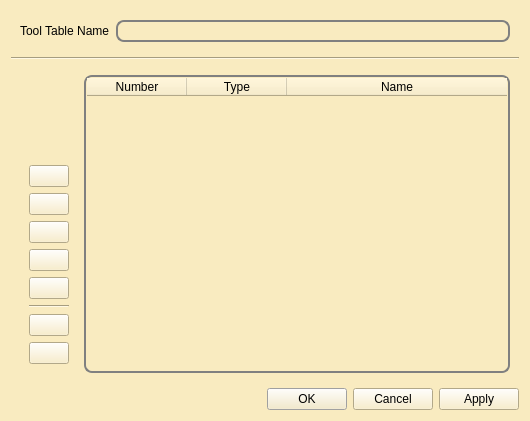
DougCoffland/FreeCADGCodeWB, file buildbotics/resources/ui/tooltable.ui: the form before one commit.
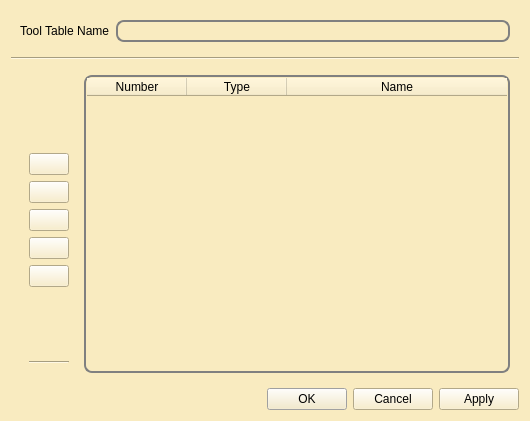
The form after the commit. Icons and pictures are not drawn.

Commit message: made sure tools names and tooltable names are unique

```diff
--- a/buildbotics/resources/ui/tooltable.ui
+++ b/buildbotics/resources/ui/tooltable.ui
@@ -173,6 +173,19 @@
            </property>
           </widget>
          </item>
+         <item>
+          <spacer name="verticalSpacer_2">
+           <property name="orientation">
+            <enum>Qt::Vertical</enum>
+           </property>
+           <property name="sizeHint" stdset="0">
+            <size>
+             <width>20</width>
+             <height>40</height>
+            </size>
+           </property>
+          </spacer>
+         </item>
          <item>
           <widget class="Line" name="line">
            <property name="orientation">
@@ -180,28 +193,6 @@
            </property>
           </widget>
          </item>
-         <item>
-          <widget class="QPushButton" name="loadBtn">
-           <property name="text">
-            <string/>
-           </property>
-           <property name="icon">
-            <iconset theme="document-open">
-             <normaloff>.</normaloff>.</iconset>
-           </property>
-          </widget>
-         </item>
-         <item>
-          <widget class="QPushButton" name="saveBtn">
-           <property name="text">
-            <string/>
-           </property>
-           <property name="icon">
-            <iconset theme="document-save">
-             <normaloff>.</normaloff>.</iconset>
-           </property>
-          </widget>
-         </item>
         </layout>
        </widget>
       </item>
```
Left out of the diff: 3 changed lines with no effect on the pictures. The commit also changes 3 other files.
